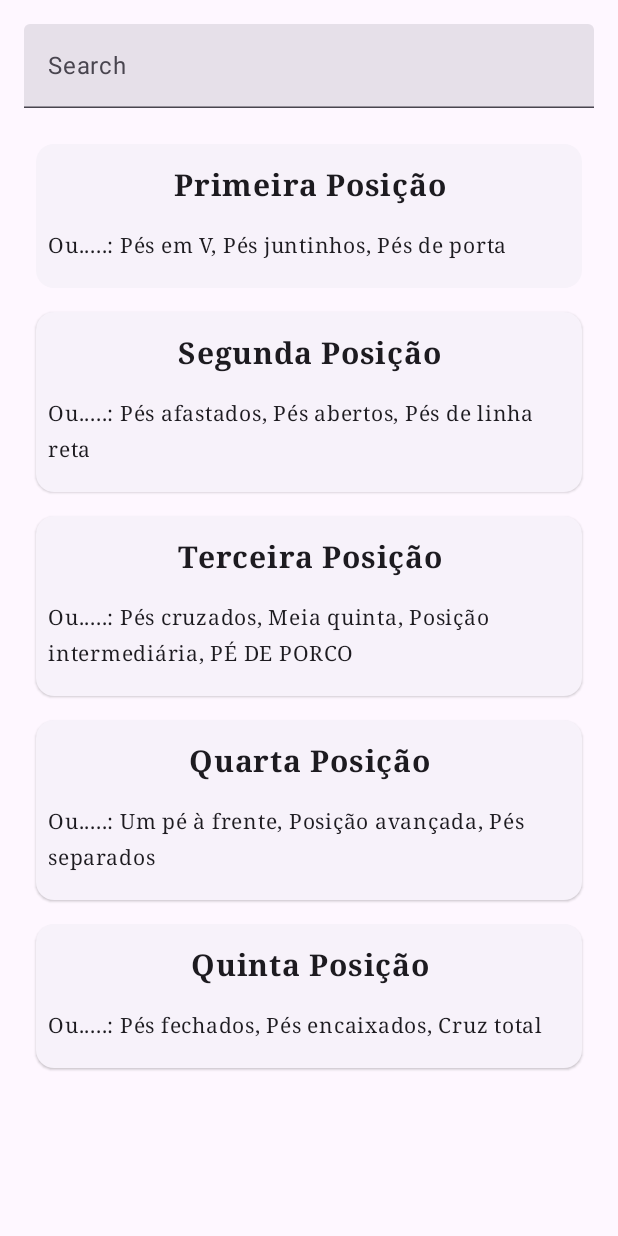
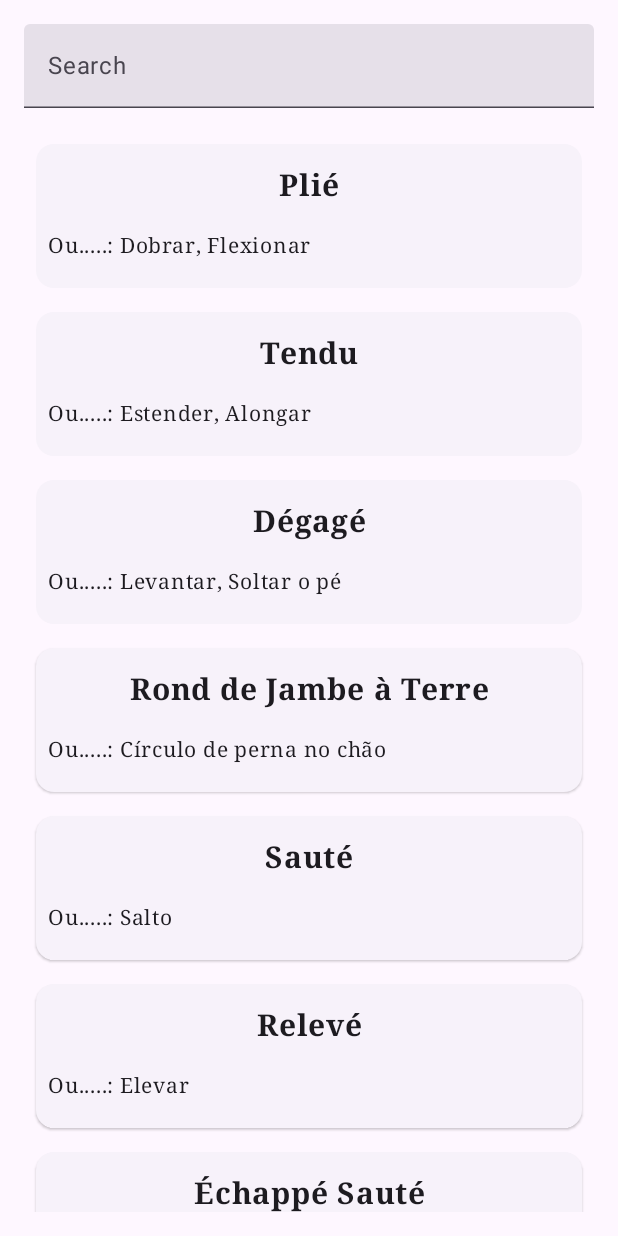
Before and after one commit to raphaelfq/dancing-app, an Android app built with Jetpack Compose: the screen it shows after launch (MainActivity), on a phone screen of 412 x 824 dp. Run offline under Robolectric (Android 15) with nearby library versions, the phone set to English and light mode, and no system bars.

Commit message:
create Movement data class and feed it with complexity, grade and typo

```diff
--- a/app/src/main/java/com/example/dancingwikiapp/MainActivity.kt
+++ b/app/src/main/java/com/example/dancingwikiapp/MainActivity.kt
@@ -4,32 +4,14 @@ import android.os.Bundle
 import androidx.activity.ComponentActivity
 import androidx.activity.compose.setContent
 import androidx.activity.enableEdgeToEdge
-import androidx.compose.foundation.layout.Column
-import androidx.compose.foundation.layout.Spacer
 import androidx.compose.foundation.layout.fillMaxSize
-import androidx.compose.foundation.layout.fillMaxWidth
-import androidx.compose.foundation.layout.height
-import androidx.compose.foundation.layout.padding
-import androidx.compose.foundation.lazy.LazyColumn
-import androidx.compose.foundation.lazy.items
 import androidx.compose.material3.ColorScheme
-import androidx.compose.material3.ElevatedCard
 import androidx.compose.material3.MaterialTheme
 import androidx.compose.material3.Surface
-import androidx.compose.material3.Text
-import androidx.compose.material3.TextField
 import androidx.compose.material3.lightColorScheme
 import androidx.compose.runtime.Composable
-import androidx.compose.runtime.collectAsState
-import androidx.compose.runtime.getValue
 import androidx.compose.ui.Modifier
 import androidx.compose.ui.graphics.Color
-import androidx.compose.ui.text.font.FontFamily
-import androidx.compose.ui.text.font.FontWeight
-import androidx.compose.ui.text.style.TextAlign
-import androidx.compose.ui.unit.dp
-import androidx.compose.ui.unit.sp
-import androidx.lifecycle.viewmodel.compose.viewModel
 
 
 val LightColors = lightColorScheme(
@@ -54,7 +36,7 @@ class MainActivity : ComponentActivity() {
                     modifier = Modifier.fillMaxSize(),
                     color = MaterialTheme.colorScheme.background
                 ) {
-                    SearchPositionsScreen()
+                    SearchMovementsScreen()
 
 
 
--- /dev/null
+++ b/app/src/main/java/com/example/dancingwikiapp/Movement.kt
@@ -0,0 +1,220 @@
+package com.example.dancingwikiapp
+
+
+data class Movement(
+    val name_official: String,
+    val synonyms: List<String>,
+    val description: String,
+    val grade: Int,
+    val complexity: Int,
+    val typo: String
+) : Searchable {
+
+    override fun doesMatchSearchQuery(query: String): Boolean {
+        val matchingCombinations = listOf(name_official, typo, "${name_official.first()}") + synonyms
+        return matchingCombinations.any { it.contains(query, ignoreCase = true) }
+    }
+}
+
+
+
+
+//Define some nomination rules for the Positions
+
+
+
+// Movimentos até a Grade 3 com a nova variável typo
+val Movements = listOf(
+    Movement(
+        name_official = "Plié",
+        synonyms = listOf("Dobrar", "Flexionar"),
+        description = "Flexão dos joelhos em várias posições, foco em postura e alinhamento.",
+        grade = 1,
+        complexity = 1,
+        typo = "Plie"
+    ),
+    Movement(
+        name_official = "Tendu",
+        synonyms = listOf("Estender", "Alongar"),
+        description = "Movimento de extensão do pé no chão, frente, lado e trás.",
+        grade = 1,
+        complexity = 1,
+        typo = "Tendu"
+    ),
+    Movement(
+        name_official = "Dégagé",
+        synonyms = listOf("Levantar", "Soltar o pé"),
+        description = "Movimento onde o pé se levanta ligeiramente do chão.",
+        grade = 1,
+        complexity = 1,
+        typo = "Degage"
+    ),
+    Movement(
+        name_official = "Rond de Jambe à Terre",
+        synonyms = listOf("Círculo de perna no chão"),
+        description = "Desenhar círculos com a perna no chão, exige controle do quadril.",
+        grade = 1,
+        complexity = 2,
+        typo = "Rond de Jambe a Terre"
+    ),
+    Movement(
+        name_official = "Sauté",
+        synonyms = listOf("Salto"),
+        description = "Pequenos saltos no lugar, geralmente na primeira ou segunda posição.",
+        grade = 1,
+        complexity = 1,
+        typo = "Saute"
+    ),
+    Movement(
+        name_official = "Relevé",
+        synonyms = listOf("Elevar"),
+        description = "Elevar-se nas pontas dos pés, trabalhando o equilíbrio.",
+        grade = 1,
+        complexity = 2,
+        typo = "Releve"
+    ),
+    Movement(
+        name_official = "Échappé Sauté",
+        synonyms = listOf("Abrir e fechar no salto"),
+        description = "Salto onde os pés se afastam e depois se fecham.",
+        grade = 1,
+        complexity = 2,
+        typo = "Echappe Saute"
+    ),
+    Movement(
+        name_official = "Chassé",
+        synonyms = listOf("Perseguir", "Deslizar"),
+        description = "Um pé 'persegue' o outro em um movimento fluido.",
+        grade = 1,
+        complexity = 1,
+        typo = "Chasse"
+    ),
+    Movement(
+        name_official = "Pas de Bourrée",
+        synonyms = listOf("Passo de transição"),
+        description = "Pequenos passos em sequência para transições suaves.",
+        grade = 1,
+        complexity = 2,
+        typo = "Pas de Bourree"
+    ),
+    Movement(
+        name_official = "Port de Bras simples",
+        synonyms = listOf("Movimento dos braços"),
+        description = "Movimentos básicos dos braços, foco em fluidez e postura.",
+        grade = 1,
+        complexity = 1,
+        typo = "Port de Bras simples"
+    ),
+    Movement(
+        name_official = "Grand Battement",
+        synonyms = listOf("Grande chute"),
+        description = "Chutes amplos da perna, trabalhando força e flexibilidade.",
+        grade = 2,
+        complexity = 3,
+        typo = "Grand Battement"
+    ),
+    Movement(
+        name_official = "Glissade",
+        synonyms = listOf("Deslizar"),
+        description = "Movimento leve de deslize de um pé para o outro.",
+        grade = 2,
+        complexity = 2,
+        typo = "Glissade"
+    ),
+    Movement(
+        name_official = "Assemblé",
+        synonyms = listOf("Reunir no salto"),
+        description = "Salto onde os pés se encontram no ar, exigindo coordenação.",
+        grade = 2,
+        complexity = 3,
+        typo = "Assemble"
+    ),
+    Movement(
+        name_official = "Jeté",
+        synonyms = listOf("Lançar"),
+        description = "Salto de uma perna para a outra, com aterrissagem controlada.",
+        grade = 2,
+        complexity = 3,
+        typo = "Jete"
+    ),
+    Movement(
+        name_official = "Pas de Chat",
+        synonyms = listOf("Salto do gato"),
+        description = "Salto onde as pernas dobram no ar, lembrando um pulo de gato.",
+        grade = 2,
+        complexity = 3,
+        typo = "Pas de Chat"
+    ),
+    Movement(
+        name_official = "Pirouette simples",
+        synonyms = listOf("Giro simples"),
+        description = "Giro em relevé, focando em equilíbrio e controle.",
+        grade = 2,
+        complexity = 3,
+        typo = "Pirouette simples"
+    ),
+    Movement(
+        name_official = "Rond de Jambe en l'Air",
+        synonyms = listOf("Círculo de perna no ar"),
+        description = "Círculos feitos com a perna no ar, exigindo controle avançado do quadril.",
+        grade = 3,
+        complexity = 3,
+        typo = "Rond de Jambe en l'Air"
+    ),
+    Movement(
+        name_official = "Développé",
+        synonyms = listOf("Desenvolver a perna"),
+        description = "Elevar e estender a perna de forma lenta e controlada.",
+        grade = 3,
+        complexity = 4,
+        typo = "Developpe"
+    ),
+    Movement(
+        name_official = "Frappé",
+        synonyms = listOf("Bater"),
+        description = "Movimento rápido e brusco da perna, focando em precisão.",
+        grade = 3,
+        complexity = 3,
+        typo = "Frappe"
+    ),
+    Movement(
+        name_official = "Adagio",
+        synonyms = listOf("Movimento lento"),
+        description = "Movimentos lentos e controlados que desafiam o equilíbrio.",
+        grade = 3,
+        complexity = 4,
+        typo = "Adagio"
+    ),
+    Movement(
+        name_official = "Pirouette completa",
+        synonyms = listOf("Giro completo"),
+        description = "Giro completo em relevé, exigindo maior controle e técnica.",
+        grade = 3,
+        complexity = 4,
+        typo = "Pirouette completa"
+    ),
+    Movement(
+        name_official = "Sissonne",
+        synonyms = listOf("Salto separado"),
+        description = "Saltos de dois pés para um pé, com aterrissagem suave.",
+        grade = 3,
+        complexity = 3,
+        typo = "Sissonne"
+    ),
+    Movement(
+        name_official = "Grand Jeté",
+        synonyms = listOf("Salto grande"),
+        description = "Grande salto onde as pernas se estendem no ar.",
+        grade = 3,
+        complexity = 4,
+        typo = "Grand Jete"
+    ),
+    Movement(
+        name_official = "Pas de Valse",
+        synonyms = listOf("Passo de valsa"),
+        description = "Movimento fluido como na valsa, com foco em musicalidade.",
+        grade = 3,
+        complexity = 3,
+        typo = "Pas de Valse"
+    )
+)
--- a/app/src/main/java/com/example/dancingwikiapp/Movements.kt
+++ /dev/null
@@ -1 +0,0 @@
-package com.example.dancingwikiapp
--- /dev/null
+++ b/app/src/main/java/com/example/dancingwikiapp/MovementsSearchScreen.kt
@@ -0,0 +1,82 @@
+package com.example.dancingwikiapp
+
+import androidx.compose.foundation.layout.Column
+import androidx.compose.foundation.layout.Spacer
+import androidx.compose.foundation.layout.fillMaxSize
+import androidx.compose.foundation.layout.fillMaxWidth
+import androidx.compose.foundation.layout.height
+import androidx.compose.foundation.layout.padding
+import androidx.compose.foundation.lazy.LazyColumn
+import androidx.compose.foundation.lazy.items
+import androidx.compose.material3.ElevatedCard
+import androidx.compose.material3.Text
+import androidx.compose.material3.TextField
+import androidx.compose.runtime.Composable
+import androidx.compose.runtime.collectAsState
+import androidx.compose.runtime.getValue
+import androidx.compose.ui.Modifier
+import androidx.compose.ui.text.font.FontFamily
+import androidx.compose.ui.text.font.FontWeight
+import androidx.compose.ui.text.style.TextAlign
+import androidx.compose.ui.unit.dp
+import androidx.compose.ui.unit.sp
+import androidx.lifecycle.viewmodel.compose.viewModel
+
+@Composable
+fun SearchMovementsScreen() {
+    val viewModel = viewModel<SearchViewModel<Movement>>()
+    viewModel.setItems(Movements)
+
+    val searchText by viewModel.searchText.collectAsState()
+    val movements by viewModel.itemsSearched.collectAsState()
+
+    Column(
+        modifier = Modifier.fillMaxSize().padding(16.dp)
+    ) {
+        TextField(
+            value = searchText,
+            onValueChange = viewModel::onSearchTextChange,
+            modifier = Modifier.fillMaxWidth(),
+            placeholder = { Text(text = "Search") })
+        Spacer(modifier = Modifier.height(16.dp))
+        LazyColumn(
+            modifier = Modifier.fillMaxWidth().weight(1f)
+        ) {
+            items(movements) { movement ->
+                ElevatedCard(
+                    modifier = Modifier
+                        .fillMaxWidth()
+                        .padding(8.dp)
+                ) {
+                    Column(
+                        modifier = Modifier
+                            .padding(8.dp)
+                    ) {
+                        Text(
+                            text = "${movement.name_official}",
+                            textAlign = TextAlign.Center,
+                            fontWeight = FontWeight.Bold,
+                            fontSize = 20.sp,
+                            fontFamily = FontFamily.Serif,
+                            modifier = Modifier
+                                .fillMaxWidth()
+                                .padding(vertical = 8.dp)
+                        )
+                        Text(
+                            text = "Ou.....: ${movement.synonyms.joinToString(", ")}",
+                            fontSize = 14.sp,
+                            fontFamily = FontFamily.Serif,
+                            modifier = Modifier
+                                .fillMaxWidth()
+                                .padding(vertical = 8.dp)
+                        )
+                    }
+                }
+            }
+        }
+    }
+
+
+
+
+}
```
Also changed, not shown: app/src/main/java/com/example/dancingwikiapp/Positions.kt (+0 -10 lines).
